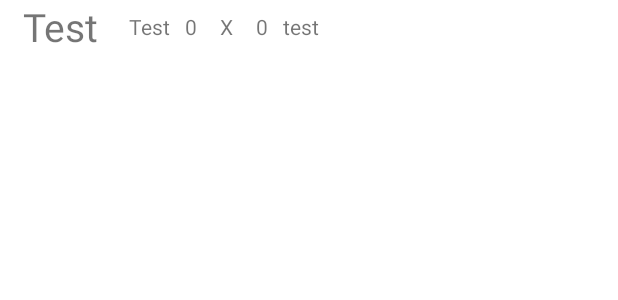
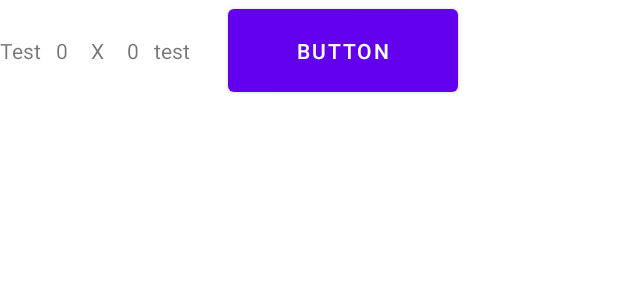
Before and after one commit to rafael-cagliari/tic_tac_toe_android, an Android app: the layout match_history_item.xml on its own in the app's theme, with its tools: preview values and no code run, on a phone screen of 412 x 824 dp. Shown: the top 300 px of the screen. Run offline under Robolectric (Android 15) with nearby library versions, the phone set to English and light mode, and no system bars.

Commit message:
-implemented functionality to delete game history item upon clicking

```diff
--- /dev/null
+++ b/app/src/main/java/com/rafael/tictactoeapp/MatchItemListener.kt
@@ -0,0 +1,6 @@
+package com.rafael.tictactoeapp
+
+interface MatchItemListener {
+    fun onDeleteItem(id:Int)
+    fun updateData()
+}
--- a/app/src/main/java/com/rafael/tictactoeapp/roomdb/repository/MatchRepository.kt
+++ b/app/src/main/java/com/rafael/tictactoeapp/roomdb/repository/MatchRepository.kt
@@ -1,12 +1,13 @@
 package com.rafael.tictactoeapp.roomdb.repository
 
 import androidx.lifecycle.LiveData
+import androidx.room.Query
 import com.rafael.tictactoeapp.model.Match
 import com.rafael.tictactoeapp.roomdb.MatchDao
 
 class MatchRepository(private val matchDao: MatchDao) {
 
-    val readAllData: LiveData<List<Match>> = matchDao.readAllData()
+    val readAllData: LiveData<MutableList<Match>> = matchDao.readAllData()
 
     suspend fun addMatch(match: Match): Long {
        return matchDao.addMatch(match)
@@ -16,4 +17,7 @@ class MatchRepository(private val matchDao: MatchDao) {
         return matchDao.updateMatch(playerScore1, playerScore2, timeDate, id)
     }
 
+   suspend fun deleteMatch(id: Int):Int{
+       return matchDao.deleteMatch(id)
+   }
 }
--- a/app/src/main/res/layout/match_history_item.xml
+++ b/app/src/main/res/layout/match_history_item.xml
@@ -1,30 +1,18 @@
 <?xml version="1.0" encoding="utf-8"?>
-<androidx.constraintlayout.widget.ConstraintLayout
-    xmlns:android="http://schemas.android.com/apk/res/android"
+<androidx.constraintlayout.widget.ConstraintLayout xmlns:android="http://schemas.android.com/apk/res/android"
     xmlns:app="http://schemas.android.com/apk/res-auto"
     xmlns:tools="http://schemas.android.com/tools"
     android:layout_width="match_parent"
     android:layout_height="wrap_content">
 
     <TextView
-        android:id="@+id/id"
-        android:layout_width="wrap_content"
-        android:layout_height="wrap_content"
-        android:layout_marginStart="15dp"
-        android:text="Test"
-        android:textSize="26sp"
-        app:layout_constraintBottom_toBottomOf="parent"
-        app:layout_constraintStart_toStartOf="parent"
-        app:layout_constraintTop_toTopOf="parent" />
-
-    <TextView
         android:id="@+id/player1Name"
         android:layout_width="wrap_content"
         android:layout_height="wrap_content"
-        android:layout_marginStart="20dp"
         android:text="Test"
         app:layout_constraintBottom_toBottomOf="parent"
-        app:layout_constraintStart_toEndOf="@+id/id"
+
+        app:layout_constraintStart_toStartOf="parent"
         app:layout_constraintTop_toTopOf="parent" />
 
     <TextView
@@ -74,4 +62,14 @@
         android:layout_marginEnd="16dp"
         app:layout_constraintBottom_toBottomOf="parent"
         app:layout_constraintEnd_toEndOf="parent" />
+
+    <Button
+        android:id="@+id/delete_button"
+        android:layout_width="153dp"
+        android:layout_height="67dp"
+        android:layout_marginStart="152dp"
+        android:text="Button"
+        app:layout_constraintBottom_toBottomOf="parent"
+        app:layout_constraintStart_toStartOf="parent"
+        />
 </androidx.constraintlayout.widget.ConstraintLayout>
```
Also changed, not shown: app/src/main/java/com/rafael/tictactoeapp/MatchHistoryAdapter.kt (+22 -15 lines), app/src/main/java/com/rafael/tictactoeapp/MatchHistoryFragment.kt (+26 -4 lines), app/src/main/java/com/rafael/tictactoeapp/roomdb/MatchDao.kt (+5 -5 lines), app/src/main/java/com/rafael/tictactoeapp/viewmodel/TicTacViewModel.kt (+25 -8 lines).
